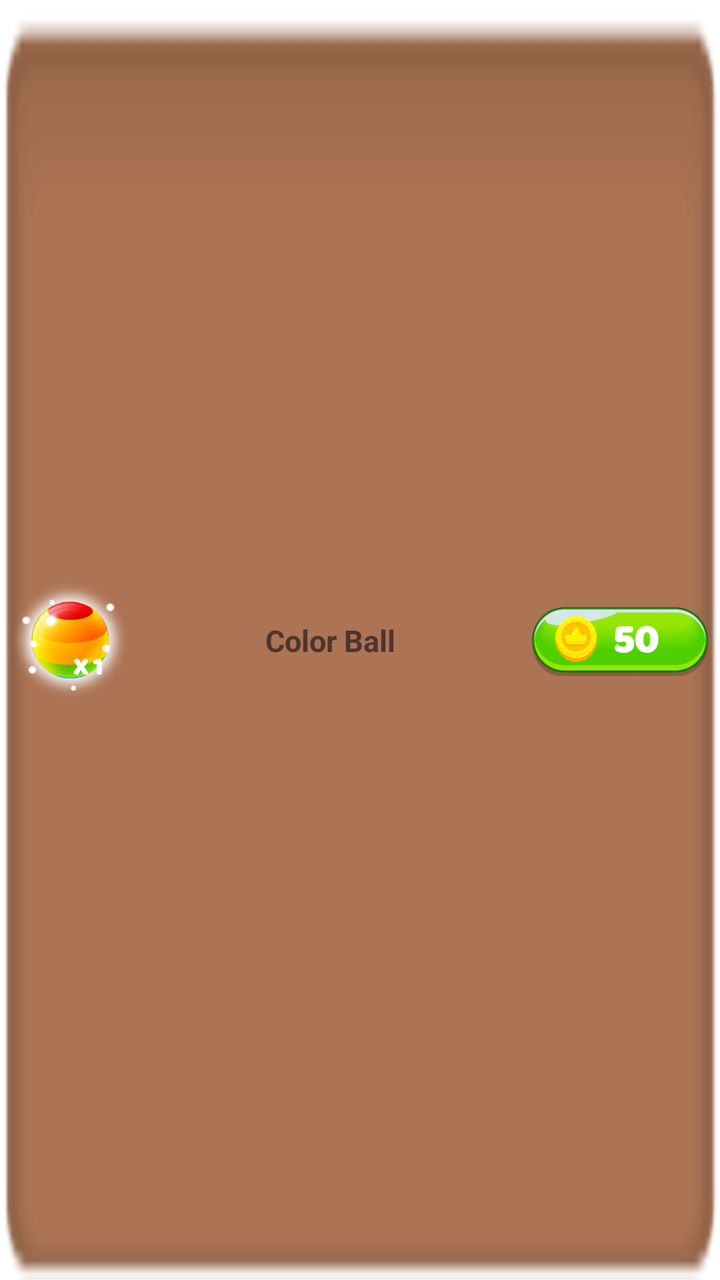
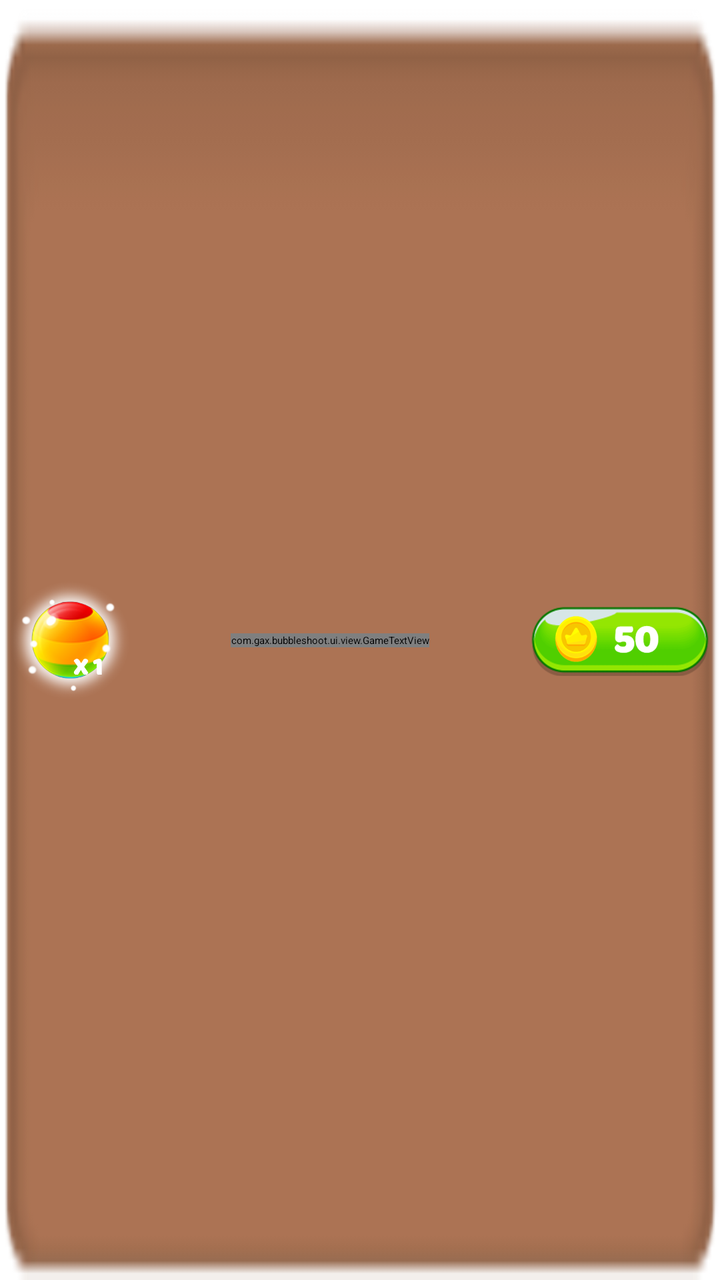

The first picture is an Android layout as it rendered before a commit; the second is the same layout after the commit. The layout source and the unified diff follow.
<!-- AndroidManifest.xml: application theme Theme.App.Starting -->
<!-- res/layout/view_recycler_product.xml -->
<?xml version="1.0" encoding="utf-8"?>
<androidx.constraintlayout.widget.ConstraintLayout
    xmlns:android="http://schemas.android.com/apk/res/android"
    xmlns:app="http://schemas.android.com/apk/res-auto"
    xmlns:tools="http://schemas.android.com/tools"
    android:layout_width="@dimen/image_product_width"
    android:layout_height="@dimen/image_product_height"
    android:layout_margin="@dimen/margin_5"
    android:background="@drawable/board_field"
    tools:ignore="ContentDescription">

    <ImageView
        android:id="@+id/image_product"
        android:layout_width="@dimen/image_product_height"
        android:layout_height="@dimen/image_product_height"
        android:layout_marginStart="@dimen/margin_5"
        android:src="@drawable/product_color_ball"
        app:layout_constraintBottom_toBottomOf="parent"
        app:layout_constraintStart_toStartOf="parent"
        app:layout_constraintTop_toTopOf="parent" />

    <TextView
        android:id="@+id/txt_product"
        android:layout_width="wrap_content"
        android:layout_height="wrap_content"
        android:layout_margin="@dimen/margin_5"
        app:fontFamily="@font/baloo"
        android:gravity="start"
        android:text="@string/txt_color_ball"
        android:textColor="@color/brown"
        android:textSize="@dimen/txt_product_name_size"
        android:textStyle="bold"
        app:layout_constraintBottom_toBottomOf="parent"
        app:layout_constraintEnd_toStartOf="@id/btn_product"
        app:layout_constraintStart_toEndOf="@id/image_product"
        app:layout_constraintTop_toTopOf="parent" />

    <ImageButton
        android:id="@+id/btn_product"
        android:layout_width="@dimen/btn_price_width"
        android:layout_height="0dp"
        android:layout_marginEnd="@dimen/margin_5"
        android:background="@drawable/btn_price_50"
        app:layout_constraintBottom_toBottomOf="parent"
        app:layout_constraintDimensionRatio="5:2"
        app:layout_constraintEnd_toEndOf="parent"
        app:layout_constraintTop_toTopOf="parent" />

</androidx.constraintlayout.widget.ConstraintLayout>
<!-- resources referenced by this layout -->
<resources>
  <color name="brown">#4E342E</color>
  <dimen name="btn_price_width">90dp</dimen>
  <dimen name="image_product_height">60dp</dimen>
  <dimen name="image_product_width">250dp</dimen>
  <dimen name="margin_5">5dp</dimen>
  <dimen name="txt_product_name_size">15sp</dimen>
  <!-- drawable board_field: png bitmap (drawable, 2140 bytes) -->
  <!-- drawable btn_price_50: png bitmap (drawable, 40121 bytes) -->
  <!-- drawable product_color_ball: png bitmap (drawable, 143024 bytes) -->
  <string name="txt_color_ball">Color Ball</string>
  <style name="Theme.App.Starting" parent="Theme.SplashScreen">
          
          <item name="windowSplashScreenBackground">@color/brown</item>
          
          
          <item name="postSplashScreenTheme">@style/Theme.AnimalsPop</item>
      </style>
  <style name="Theme.AnimalsPop" parent="Theme.MaterialComponents.DayNight.NoActionBar">
          
          <item name="colorPrimary">@color/purple_500</item>
          <item name="colorPrimaryVariant">@color/purple_700</item>
          <item name="colorOnPrimary">@color/white</item>
          
          <item name="colorSecondary">@color/teal_200</item>
          <item name="colorSecondaryVariant">@color/teal_700</item>
          <item name="colorOnSecondary">@color/black</item>
          
          <item name="android:statusBarColor" tools:targetApi="l">?attr/colorPrimaryVariant</item>
          
      </style>
  <color name="purple_500">#FF6200EE</color>
  <color name="purple_700">#FF3700B3</color>
  <color name="white">#FFFFFFFF</color>
  <color name="teal_200">#FF03DAC5</color>
  <color name="teal_700">#FF018786</color>
  <color name="black">#FF000000</color>
</resources>

<!-- the commit's change to res/layout/view_recycler_product.xml (unified diff, before → after) -->
@@ -19,7 +19,7 @@
         app:layout_constraintStart_toStartOf="parent"
         app:layout_constraintTop_toTopOf="parent" />
 
-    <TextView
+    <com.gax.bubbleshoot.ui.view.GameTextView
         android:id="@+id/txt_product"
         android:layout_width="wrap_content"
         android:layout_height="wrap_content"
